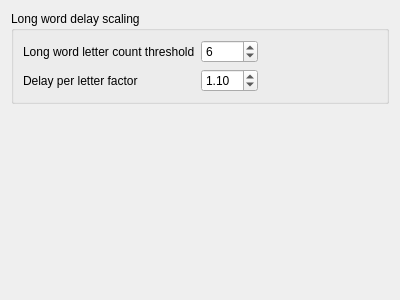
Above: app/src/settings/csettingspagepauses.ui from VioletGiraffe/FasterThanSight before the change. Below: the same form after it.
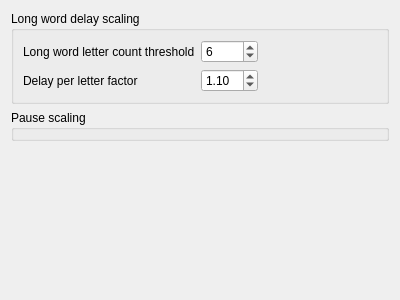
That is the form after the change.

Commit message: CSettingsPagePauses implemented (#30)

The edit to the form file:
```diff
--- a/app/src/settings/csettingspagepauses.ui
+++ b/app/src/settings/csettingspagepauses.ui
@@ -97,6 +97,13 @@
      </layout>
     </widget>
    </item>
+   <item>
+    <widget class="QGroupBox" name="_pauseScalingGroupbox">
+     <property name="title">
+      <string>Pause scaling</string>
+     </property>
+    </widget>
+   </item>
    <item>
     <spacer name="verticalSpacer">
      <property name="orientation">
```
The commit also changes 5 other files.
